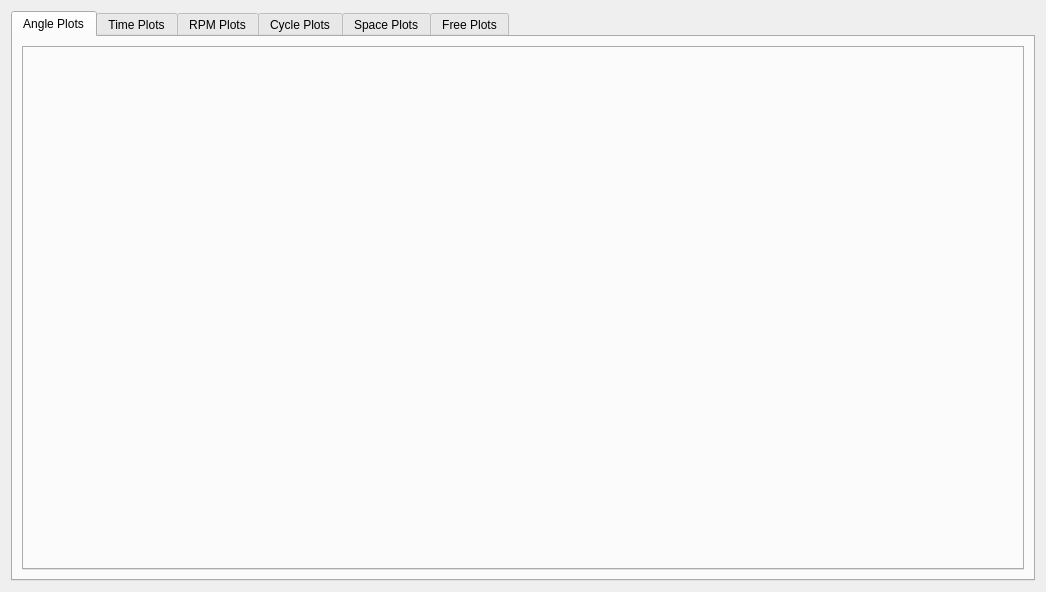
Above: ICESym-NEWGUI/windows/PostProcessWidget.ui from jmarcelogimenez/icesym before the change. Below: the same form after it.
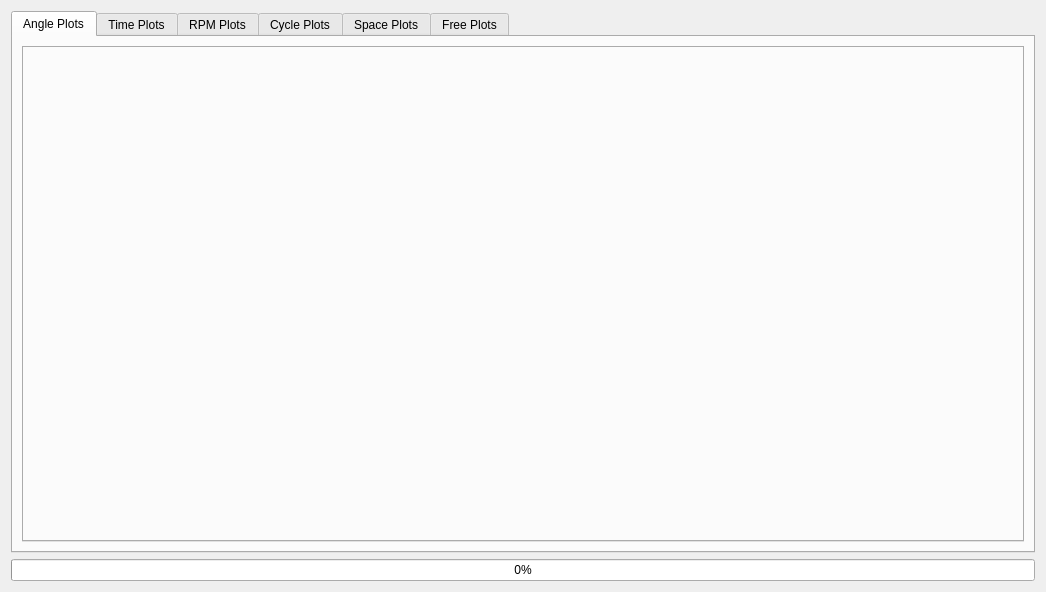
That is the form after the change.

Commit message: Progress bar for default Post Process

```diff
--- a/ICESym-NEWGUI/windows/PostProcessWidget.ui
+++ b/ICESym-NEWGUI/windows/PostProcessWidget.ui
@@ -18,7 +18,7 @@
   <property name="windowTitle">
    <string>Post Process</string>
   </property>
-  <layout class="QHBoxLayout" name="horizontalLayout">
+  <layout class="QVBoxLayout" name="verticalLayout">
    <item>
     <widget class="QTabWidget" name="tabWidget_plots">
      <property name="enabled">
@@ -192,6 +192,19 @@
      </widget>
     </widget>
    </item>
+   <item>
+    <widget class="QProgressBar" name="postPro_progressBar">
+     <property name="font">
+      <font>
+       <family>Ubuntu</family>
+       <pointsize>9</pointsize>
+      </font>
+     </property>
+     <property name="value">
+      <number>0</number>
+     </property>
+    </widget>
+   </item>
   </layout>
  </widget>
  <resources/>
```
The commit also changes 3 other files.
